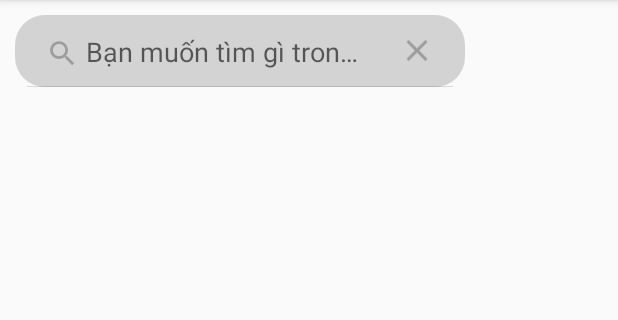
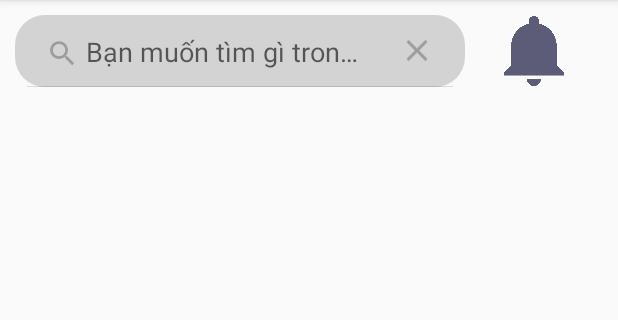
Before and after one commit to NTBichNgoc7202/FlashyStationery_Android, an Android app: the NoteBookActivity screen opened directly, with no data from a screen before it, after a tap on "Search", on a phone screen of 412 x 824 dp, the part 84-404 px from its top. Run offline under Robolectric (Android 15) with nearby library versions, the phone set to English and light mode, and no system bars; 1 statement that could not run was skipped.

Commit message:
#1 -Layout Home -SearchView bị lỗi không thêm được trên thanh tìm kiếm với chuông thông báo, chuyển sang menu Search View. #2 - Thêm hình ảnh icon vào các phần, đã canh chỉnh lại vị trí của các ô trong các phần cho đều và thẳng hàng. - Search View vẫn bị lỗi. - Đã Scroll được khung banner ngang qua lại. #3 - Thêm giao diện trang Thông báo. #4 - Thêm giao diện Trang Sổ khi nhấn vào danh mục Sổ ở Home - Thêm gaio diện NoteBook item list. - Search view vẫn bị lỗi. #5 - Chạy máy ảo thì Search View hiện hint. - Thêm chức năng cho Sổ trong danh mục sản phẩm, bấm vào sẽ hiện ra giao diện Sổ (click ra nha hihi) và 2 item sổ. - 2 item sổ không hiện lên trên grid view (đang fix huhu)

```diff
--- a/app/src/main/AndroidManifest.xml
+++ b/app/src/main/AndroidManifest.xml
@@ -14,7 +14,8 @@
         tools:targetApi="31">
         <activity
             android:name=".NoteBookActivity"
-            android:exported="false">
+            android:exported="true">
+
             <meta-data
                 android:name="android.app.lib_name"
                 android:value="" />
--- a/app/src/main/java/com/race/flashystationery/CartActivity.java
+++ b/app/src/main/java/com/race/flashystationery/CartActivity.java
@@ -27,8 +27,8 @@ public class CartActivity extends AppCompatActivity {
 
     private void loadData() {
         items = new ArrayList<>();
-        items.add(new Item(R.drawable.notebook, "1", "Sổ Tay Ghi Chép giấy kraft Nâu Có Dòng Kẻ", "Phân loại: 100 trang, Mẫu: 05", "Kết thúc 31 thg 12 23:59:59", "48.000 đ"));
-        items.add(new Item(R.drawable.notebook, "2", "Sổ Tay Ghi Chép giấy kraft Nâu Có Dòng Kẻ", "Phân loại: 100 trang, Mẫu: 05", "Kết thúc 31 thg 12 23:59:59", "48.000 đ"));
+        //items.add(new Item(R.drawable.notebook, "1", "Sổ Tay Ghi Chép giấy kraft Nâu Có Dòng Kẻ", "Phân loại: 100 trang, Mẫu: 05", "Kết thúc 31 thg 12 23:59:59", "48.000 đ"));
+        //items.add(new Item(R.drawable.notebook, "2", "Sổ Tay Ghi Chép giấy kraft Nâu Có Dòng Kẻ", "Phân loại: 100 trang, Mẫu: 05", "Kết thúc 31 thg 12 23:59:59", "48.000 đ"));
 
         adapter = new ItemAdapter(CartActivity.this, R.layout.cart_item_list, items);
         binding.lvItem.setAdapter(adapter);
--- a/app/src/main/java/com/race/flashystationery/NoteBookActivity.java
+++ b/app/src/main/java/com/race/flashystationery/NoteBookActivity.java
@@ -3,12 +3,48 @@ package com.race.flashystationery;
 import androidx.appcompat.app.AppCompatActivity;
 
 import android.os.Bundle;
+import android.widget.ImageView;
+import android.widget.TextView;
+
+import com.race.adapters.ItemNoteBookAdapter;
+import com.race.flashystationery.databinding.ActivityNoteBookBinding;
+import com.race.models.Item;
+import com.race.models.ItemNoteBook;
+
+import java.util.ArrayList;
 
 public class NoteBookActivity extends AppCompatActivity {
+    ActivityNoteBookBinding binding;
+    ItemNoteBookAdapter itemNoteBookAdapter;
+    ArrayList<ItemNoteBook> itemNoteBookArrayList;
+    ImageView imvPhoto;
+    TextView txtNoteName, txtNotePrice;
 
     @Override
     protected void onCreate(Bundle savedInstanceState) {
         super.onCreate(savedInstanceState);
-        setContentView(R.layout.activity_note_book);
+        //setContentView(R.layout.activity_note_book);
+
+        binding = ActivityNoteBookBinding.inflate(getLayoutInflater());
+        setContentView(binding.getRoot());
+
+        String extraInfor = getIntent().getStringExtra("noteList");
+        if (extraInfor.equals("itemnotebook")){
+            loadNoteBook();
+        }
+    }
+
+    private void loadNoteBook() {
+        itemNoteBookArrayList = new ArrayList<>();
+        itemNoteBookArrayList.add(new ItemNoteBook(R.drawable.planneritem,
+                "Sổ kế hoạch lò xo kép Study Planner B5 160 trang",
+                75000.0));
+        itemNoteBookArrayList.add(new ItemNoteBook(R.drawable.notebook2,
+                "Sổ Binder File Caro còng sắt B5 26 chấu 80 tờ",
+                78000.0));
+
+        itemNoteBookAdapter = new ItemNoteBookAdapter(NoteBookActivity.this,
+                R.layout.notebook_item_list, itemNoteBookArrayList);
+        binding.gvItemNoteBook.setAdapter(itemNoteBookAdapter);
     }
 }
--- a/app/src/main/res/layout/activity_note_book.xml
+++ b/app/src/main/res/layout/activity_note_book.xml
@@ -11,14 +11,24 @@
         android:layout_width="match_parent"
         android:layout_height="match_parent"
         android:orientation="vertical">
+        <LinearLayout
+            android:layout_width="match_parent"
+            android:layout_height="match_parent"
+            android:orientation="horizontal">
 
-        <SearchView
-            android:id="@+id/search_NoteBook"
-            android:layout_width="300dp"
-            android:layout_height="wrap_content"
-            android:background="@drawable/round_border_finding"
-            android:queryHint="Bạn muốn tìm gì trong Sổ "/>
-
+            <SearchView
+                android:id="@+id/search_NoteBook"
+                android:layout_width="300dp"
+                android:layout_height="wrap_content"
+                android:background="@drawable/round_border_finding"
+                android:queryHint="Bạn muốn tìm gì trong Sổ " />
+            <ImageView
+                android:id="@+id/imv_notification"
+                android:layout_width="match_parent"
+                android:layout_height="match_parent"
+                android:src="@drawable/notification_icon"
+                android:layout_gravity="end"/>
+        </LinearLayout>
         <GridView
             android:id="@+id/gv_ItemNoteBook"
             android:layout_width="match_parent"
--- a/app/src/main/res/layout/notebook_item_list.xml
+++ b/app/src/main/res/layout/notebook_item_list.xml
@@ -18,7 +18,7 @@
             android:layout_height="200dp"
             android:src="@drawable/planneritem"/>
         <TextView
-            android:id="@+id/txt_ItemNoteBook"
+            android:id="@+id/txt_ItemNameNoteBook"
             android:layout_width="250dp"
             android:layout_height="wrap_content"
             android:layout_gravity="center_horizontal"
```
Also changed, not shown: app/src/main/java/com/race/adapters/ItemNoteBookAdapter.java (added, +71 -0 lines), app/src/main/java/com/race/flashystationery/MainActivity.java (+12 -0 lines), app/src/main/java/com/race/models/ItemNoteBook.java (added, +38 -0 lines), app/src/main/res/drawable/notebook1.png (added), app/src/main/res/drawable/notebook2.png (added), app/src/main/res/drawable/notebook3.png (added).
